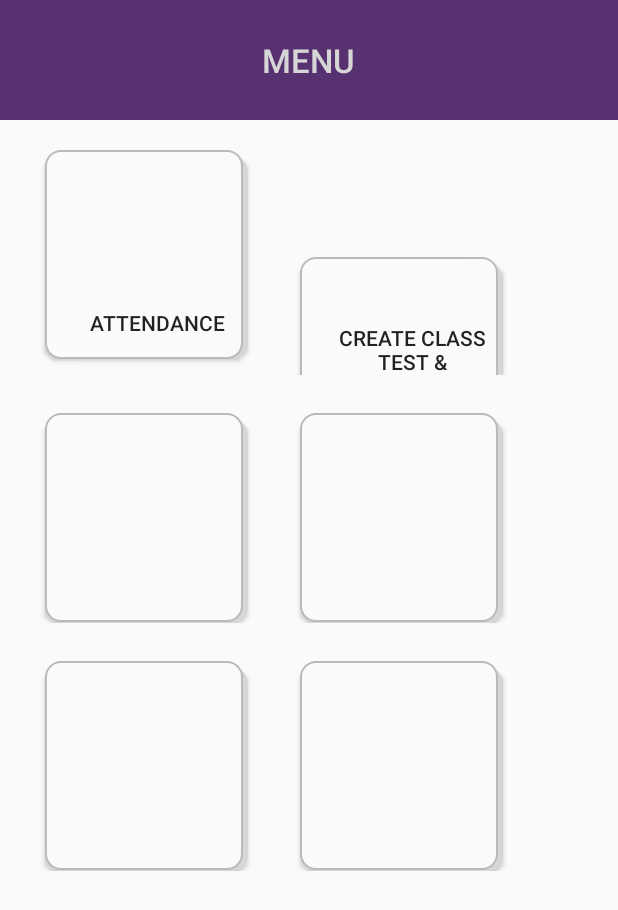
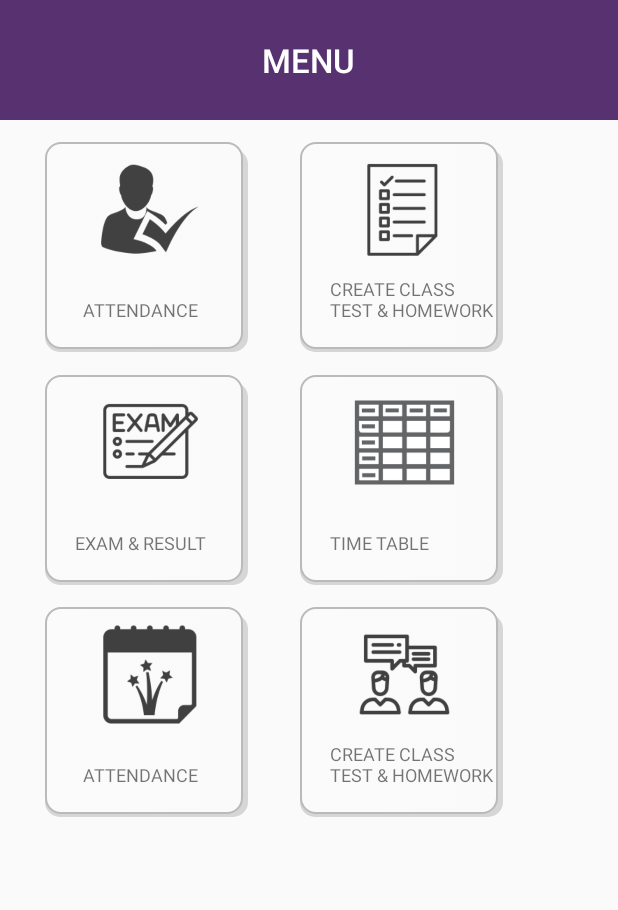
Before and after one commit to HappySanz/EduAppTeacher, an Android app: the screen it shows after launch (DashboardActivity), on a phone screen of 412 x 824 dp. Shown: the top 910 px of the screen. Run offline under Robolectric (Android 15) with nearby library versions, the phone set to English and light mode, and no system bars; our stand-ins replace Volley; libraries missing offline, so code that uses them is left out: com.facebook; 3 statements that could not run were skipped.

Commit message:
Screen Design

```diff
--- a/app/src/main/res/drawable/round_btn_plain.xml
+++ b/app/src/main/res/drawable/round_btn_plain.xml
@@ -15,7 +15,7 @@
                     <solid android:color="#D6D6D6" />
                 </shape>
             </item>
-            <item android:bottom="1dp" android:right="8dp">
+            <item android:bottom="2dp" android:right="8dp">
                 <shape>
                     <gradient android:angle="0"
                         android:endColor="#fafafa" android:startColor="#fcfbfb" />
--- a/app/src/main/res/layout/activity_dashboard.xml
+++ b/app/src/main/res/layout/activity_dashboard.xml
@@ -24,10 +24,8 @@
             android:layout_centerHorizontal="true"
             android:text="MENU"
             android:fontFamily="sans-serif-medium"
-            android:textColor="@color/colorWhite"
+            android:textColor="@color/white"
             android:textSize="22dp"/>
-
-
 
     </RelativeLayout>
 
@@ -35,75 +33,178 @@
         android:layout_width="match_parent"
         android:layout_height="170sp">
 
-        <Button
+        <RelativeLayout
             android:id="@+id/attendance"
             android:layout_width="140dp"
             android:layout_height="140dp"
             android:layout_marginLeft="30sp"
-            android:layout_marginTop="20dp"
-            android:text="Attendance"
-            android:paddingTop="100sp"
-            android:src="@drawable/attendance"
-            android:paddingLeft="20sp"
-            android:background="@drawable/round_btn_plain"/>
+            android:layout_gravity="center"
+            android:background="@drawable/round_btn_plain">
 
+            <ImageView
+                android:layout_width="70sp"
+                android:layout_height="70sp"
+                android:background="@drawable/attendance"
+                android:layout_alignParentTop="true"
+                android:layout_centerHorizontal="true" />
 
-        <Button
-            android:id="@+id/button2"
+            <TextView
+                android:layout_width="wrap_content"
+                android:layout_height="wrap_content"
+                android:text="@string/attendance"
+                android:layout_alignParentBottom="true"
+                android:layout_alignParentLeft="true"
+                android:layout_alignParentStart="true"
+                android:paddingLeft="15sp"
+                android:textSize="12sp"
+                android:layout_marginBottom="10dp" />
+        </RelativeLayout>
+
+        <RelativeLayout
+            android:id="@+id/class_test"
             android:layout_width="140dp"
             android:layout_height="140dp"
-            android:layout_marginTop="30sp"
             android:layout_marginLeft="30sp"
-            android:text="Create class test &amp; homework"
-            android:gravity="center"
-            android:paddingLeft="20sp"
-            android:background="@drawable/round_btn_plain"/>
+            android:layout_gravity="center"
+            android:background="@drawable/round_btn_plain">
 
+            <ImageView
+                android:layout_width="70sp"
+                android:layout_height="70sp"
+                android:background="@drawable/classtest"
+                android:layout_alignParentTop="true"
+                android:layout_centerHorizontal="true" />
+
+            <TextView
+                android:layout_width="wrap_content"
+                android:layout_height="wrap_content"
+                android:text="@string/class_test"
+                android:layout_alignParentBottom="true"
+                android:layout_alignParentLeft="true"
+                android:layout_alignParentStart="true"
+                android:paddingLeft="10sp"
+                android:textSize="12sp"
+                android:layout_marginBottom="10dp" />
+        </RelativeLayout>
     </LinearLayout>
 
     <LinearLayout
         android:layout_width="match_parent"
         android:layout_height="wrap_content">
 
-        <Button
-            android:id="@+id/button3"
+        <RelativeLayout
+            android:id="@+id/exam"
             android:layout_width="140dp"
             android:layout_height="140dp"
-            android:layout_marginTop="25sp"
             android:layout_marginLeft="30sp"
-            android:background="@drawable/round_btn_plain"/>
+            android:layout_gravity="center"
+            android:background="@drawable/round_btn_plain">
 
-        <Button
-            android:id="@+id/button4"
+            <ImageView
+                android:layout_width="70sp"
+                android:layout_height="70sp"
+                android:background="@drawable/exam"
+                android:layout_alignParentTop="true"
+                android:layout_centerHorizontal="true" />
+
+            <TextView
+                android:layout_width="wrap_content"
+                android:layout_height="wrap_content"
+                android:text="@string/exam"
+                android:layout_alignParentBottom="true"
+                android:layout_alignParentLeft="true"
+                android:layout_alignParentStart="true"
+                android:paddingLeft="10sp"
+                android:textSize="12sp"
+                android:layout_marginBottom="10dp" />
+        </RelativeLayout>
+
+        <RelativeLayout
+            android:id="@+id/time_table"
             android:layout_width="140dp"
             android:layout_height="140dp"
-            android:layout_marginTop="25sp"
             android:layout_marginLeft="30sp"
-            android:background="@drawable/round_btn_plain"/>
+            android:layout_gravity="center"
+            android:background="@drawable/round_btn_plain">
+
+            <ImageView
+                android:layout_width="70sp"
+                android:layout_height="70sp"
+                android:background="@drawable/timetable"
+                android:layout_alignParentTop="true"
+                android:layout_centerHorizontal="true" />
+
+            <TextView
+                android:layout_width="wrap_content"
+                android:layout_height="wrap_content"
+                android:text="@string/time_table"
+                android:layout_alignParentBottom="true"
+                android:layout_alignParentLeft="true"
+                android:layout_alignParentStart="true"
+                android:paddingLeft="10sp"
+                android:textSize="12sp"
+                android:layout_marginBottom="10dp" />
+        </RelativeLayout>
 
     </LinearLayout>
 
     <LinearLayout
         android:layout_width="match_parent"
-        android:layout_height="wrap_content">
+        android:layout_height="170sp">
 
-        <Button
-            android:id="@+id/button5"
+        <RelativeLayout
+            android:id="@+id/events"
             android:layout_width="140dp"
             android:layout_height="140dp"
-            android:layout_marginTop="25sp"
             android:layout_marginLeft="30sp"
-            android:background="@drawable/round_btn_plain"/>
+            android:layout_gravity="center"
+            android:background="@drawable/round_btn_plain">
 
-        <Button
-            android:id="@+id/button6"
+            <ImageView
+                android:layout_width="70sp"
+                android:layout_height="70sp"
+                android:background="@drawable/events"
+                android:layout_alignParentTop="true"
+                android:layout_centerHorizontal="true" />
+
+            <TextView
+                android:layout_width="wrap_content"
+                android:layout_height="wrap_content"
+                android:text="@string/attendance"
+                android:layout_alignParentBottom="true"
+                android:layout_alignParentLeft="true"
+                android:layout_alignParentStart="true"
+                android:paddingLeft="15sp"
+                android:textSize="12sp"
+                android:layout_marginBottom="10dp" />
+        </RelativeLayout>
+
+        <RelativeLayout
+            android:id="@+id/communication"
             android:layout_width="140dp"
             android:layout_height="140dp"
-            android:layout_marginTop="25sp"
             android:layout_marginLeft="30sp"
-            android:background="@drawable/round_btn_plain"/>
+            android:layout_gravity="center"
+            android:background="@drawable/round_btn_plain">
 
+            <ImageView
+                android:layout_width="70sp"
+                android:layout_height="70sp"
+                android:background="@drawable/communication"
+                android:layout_alignParentTop="true"
+                android:layout_centerHorizontal="true" />
 
+            <TextView
+                android:layout_width="wrap_content"
+                android:layout_height="wrap_content"
+                android:text="@string/class_test"
+                android:layout_alignParentBottom="true"
+                android:layout_alignParentLeft="true"
+                android:layout_alignParentStart="true"
+                android:paddingLeft="10sp"
+                android:textSize="12sp"
+                android:layout_marginBottom="10dp" />
+        </RelativeLayout>
     </LinearLayout>
 
 </LinearLayout>
--- a/app/src/main/res/values/strings.xml
+++ b/app/src/main/res/values/strings.xml
@@ -22,4 +22,13 @@
     <string name="user_name">Username</string>
     <string name="password">Password</string>
 
+    <!--Dashboard-->
+    <!---->
+    <string name="attendance">ATTENDANCE</string>
+    <string name="class_test">CREATE CLASS TEST &amp; HOMEWORK</string>
+    <string name="exam">EXAM &amp; RESULT</string>
+    <string name="time_table">TIME TABLE</string>
+    <string name="events">EVENTS</string>
+    <string name="communication">COMMUNICATION</string>
+
 </resources>
```
Also changed, not shown: app/src/main/res/drawable/classtest.png (added), app/src/main/res/drawable/communication.png (added), app/src/main/res/drawable/events.png (added), app/src/main/res/drawable/exam.png (added), app/src/main/res/drawable/timetable.png (added).
